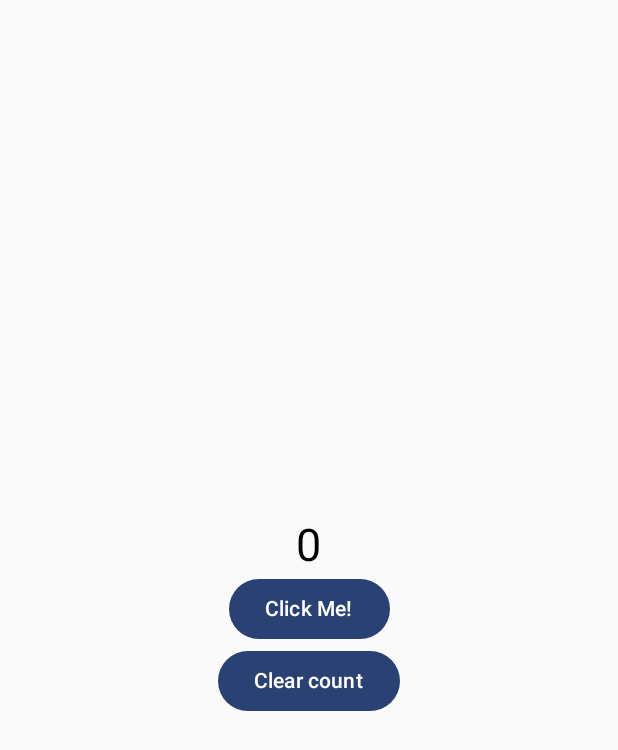
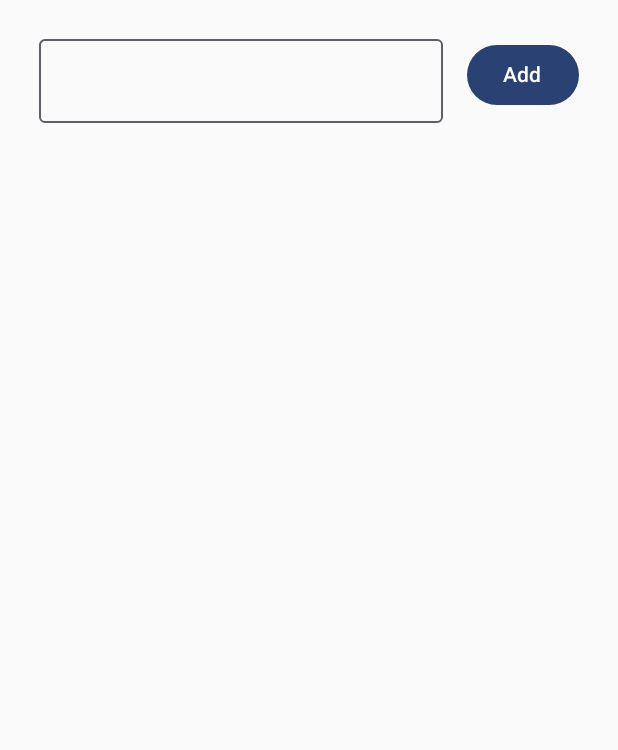
Before and after one commit to loixrang/GreetingCard, an Android app built with Jetpack Compose: the screen it shows after launch (MainActivity), on a phone screen of 412 x 824 dp. Shown: the top 750 px of the screen. Run offline under Robolectric (Android 15) with nearby library versions, the phone set to English and light mode, and no system bars.

Commit message:
done learning compose

```diff
--- a/app/src/main/java/com/example/greetingcard/MainActivity.kt
+++ b/app/src/main/java/com/example/greetingcard/MainActivity.kt
@@ -4,29 +4,25 @@ import android.os.Bundle
 import androidx.activity.ComponentActivity
 import androidx.activity.compose.setContent
 import androidx.activity.enableEdgeToEdge
-import androidx.compose.foundation.background
-import androidx.compose.foundation.layout.Arrangement
 import androidx.compose.foundation.layout.Column
+import androidx.compose.foundation.layout.Row
+import androidx.compose.foundation.layout.Spacer
 import androidx.compose.foundation.layout.fillMaxSize
+import androidx.compose.foundation.layout.fillMaxWidth
 import androidx.compose.foundation.layout.padding
-import androidx.compose.foundation.layout.size
+import androidx.compose.foundation.layout.width
+import androidx.compose.foundation.lazy.LazyColumn
+import androidx.compose.foundation.lazy.items
 import androidx.compose.material3.Button
-import androidx.compose.material3.Scaffold
+import androidx.compose.material3.HorizontalDivider
+import androidx.compose.material3.OutlinedTextField
 import androidx.compose.material3.Text
-import androidx.compose.runtime.Composable
-import androidx.compose.runtime.mutableIntStateOf
+import androidx.compose.runtime.getValue
 import androidx.compose.runtime.mutableStateOf
-import androidx.compose.runtime.getValue
+import androidx.compose.runtime.remember
 import androidx.compose.runtime.setValue
-import androidx.compose.runtime.remember
-import androidx.compose.ui.Alignment
 import androidx.compose.ui.Modifier
-import androidx.compose.ui.graphics.Color
-import androidx.compose.ui.res.painterResource
-import androidx.compose.ui.text.font.FontWeight
-import androidx.compose.ui.tooling.preview.Preview
 import androidx.compose.ui.unit.dp
-import androidx.compose.ui.unit.sp
 import com.example.greetingcard.ui.theme.GreetingCardTheme
 
 class MainActivity : ComponentActivity() {
@@ -34,27 +30,46 @@ class MainActivity : ComponentActivity() {
         super.onCreate(savedInstanceState)
         enableEdgeToEdge()
         setContent {
+            var name by remember {
+                mutableStateOf("")
+            }
+            var names by remember {
+                mutableStateOf(listOf<String>())
+            }
             GreetingCardTheme {
-                var count by remember {
-                    mutableIntStateOf(value = 0)
-                }
                 Column(
-                    modifier = Modifier.fillMaxSize().padding(20.dp),
-                    verticalArrangement = Arrangement.Center,
-                    horizontalAlignment = Alignment.CenterHorizontally
+                    Modifier
+                        .fillMaxSize()
+                        .padding(26.dp)
                 ) {
-                    Text(
-                        text = count.toString(),
-                        fontSize = 30.sp
-                    )
-
-                    Button(onClick = {
-                        count++
-                    }) {
-                        Text(text = "Click Me!")
+                    Row(
+                        Modifier.fillMaxWidth()
+                    ) {
+                        OutlinedTextField(
+                            value = name,
+                            onValueChange = { text ->
+                                name = text
+                            },
+                            Modifier.weight(1f),
+                        )
+                        Spacer(Modifier.width(16.dp))
+                        Button({
+                            if(name.isNotBlank()) {
+                                names += name
+                                name = ""
+                            }
+                        }) {
+                            Text("Add")
+                        }
                     }
-                    Button({count = 0}) {
-                        Text("Clear count")
+                    LazyColumn {
+                        items(names) {
+                            currentName -> Text(
+                            text = currentName,
+                                modifier = Modifier.fillMaxWidth().padding(16.dp)
+                            )
+                            HorizontalDivider()
+                        }
                     }
                 }
             }
```
